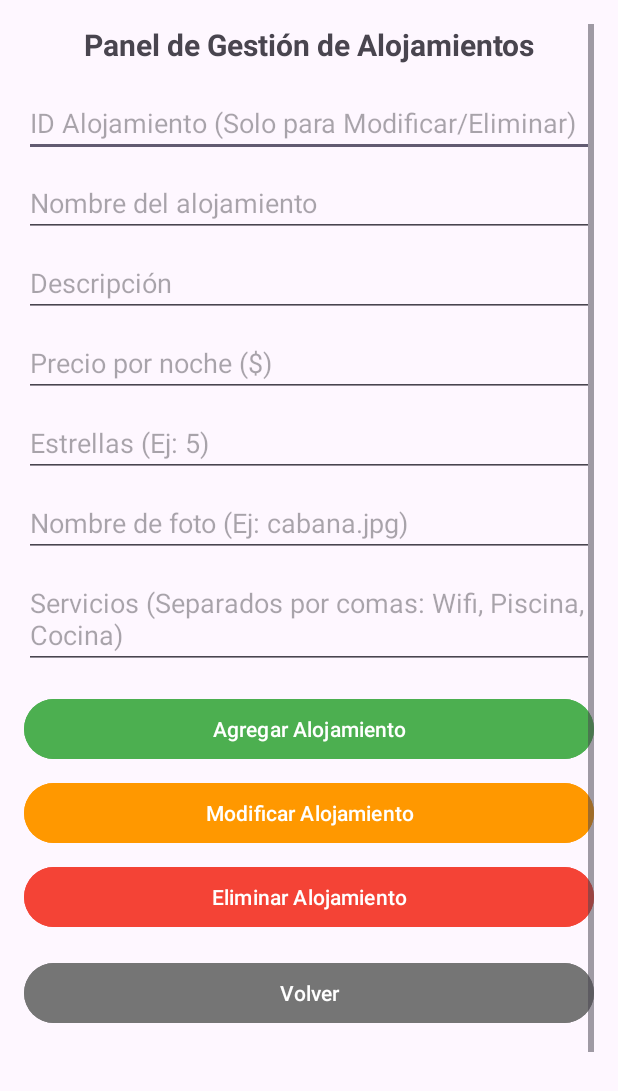
After one commit to arancibia32/Pipabnb, an Android app: the GestionAlojamientoActivity screen opened directly, with no data from a screen before it, on a phone screen of 412 x 824 dp. The commit adds this screen. Shown: the top 1091 px of the screen. Run offline under Robolectric (Android 15) with nearby library versions, the phone set to English and light mode, and no system bars; our stand-ins replace Firebase (no records; nobody signed in at launch, a user with empty details on screens opened directly).

Commit message:
Detalles para mejorar el DAO

```diff
--- a/app/src/main/AndroidManifest.xml
+++ b/app/src/main/AndroidManifest.xml
@@ -28,6 +28,12 @@ xmlns:tools="http://schemas.android.com/tools">
         android:name=".Pantalla_principal"
         android:exported="false" />
 
+    <activity
+        android:name=".GestionAlojamientoActivity"
+        android:exported="false" />
+
+
+
 
     <activity
         android:name=".MainActivity"
--- /dev/null
+++ b/app/src/main/java/com/example/pipabnb/GestionAlojamientoActivity.java
@@ -0,0 +1,187 @@
+package com.example.pipabnb;
+
+import android.os.Bundle;
+import android.text.TextUtils;
+import android.util.Log;
+import android.widget.Button;
+import android.widget.EditText;
+import android.widget.Toast;
+
+import androidx.appcompat.app.AlertDialog;
+import androidx.appcompat.app.AppCompatActivity;
+import androidx.recyclerview.widget.LinearLayoutManager;
+import androidx.recyclerview.widget.RecyclerView;
+
+import com.example.pipabnb.models.Alojamiento;
+import com.example.pipabnb.models.AlojamientoDAO;
+import com.google.firebase.database.DataSnapshot;
+import com.google.firebase.database.DatabaseError;
+import com.google.firebase.database.ValueEventListener;
+
+import java.util.ArrayList;
+
+public class GestionAlojamientoActivity extends AppCompatActivity {
+
+    private EditText inputId, inputNombre, inputDescripcion, inputPrecio, inputEstrellas, inputFoto, inputServicios;
+    private Button btnAgregar, btnModificar, btnEliminar, btnVolver;
+    private AlojamientoDAO alojamientoDAO;
+
+    // Variables para listar los alojamientos abajo del formulario [1.1.1]
+    private RecyclerView recyclerGestion;
+    private ArrayList<Alojamiento> listaAlojamientos;
+    private AlojamientoAdapter adapter;
+
+    @Override
+    protected void onCreate(Bundle savedInstanceState) {
+        super.onCreate(savedInstanceState);
+        setContentView(R.layout.activity_gestion_alojamiento);
+
+        alojamientoDAO = new AlojamientoDAO();
+
+        // Vinculamos vistas [1.1.1]
+        inputId = findViewById(R.id.inputId);
+        inputNombre = findViewById(R.id.inputNombre);
+        inputDescripcion = findViewById(R.id.inputDescripcion);
+        inputPrecio = findViewById(R.id.inputPrecio);
+        inputEstrellas = findViewById(R.id.inputEstrellas);
+        inputFoto = findViewById(R.id.inputFoto);
+        inputServicios = findViewById(R.id.inputServicios);
+
+        btnAgregar = findViewById(R.id.btnAgregar);
+        btnModificar = findViewById(R.id.btnModificar);
+        btnEliminar = findViewById(R.id.btnEliminar);
+        btnVolver = findViewById(R.id.btnVolver);
+
+        // 1. Inicializamos el RecyclerView de abajo en el onCreate [1.1.1]
+        recyclerGestion = findViewById(R.id.recyclerGestion);
+        recyclerGestion.setLayoutManager(new LinearLayoutManager(this));
+
+        listaAlojamientos = new ArrayList<>();
+        adapter = new AlojamientoAdapter(listaAlojamientos);
+        recyclerGestion.setAdapter(adapter);
+
+        // 2. Escuchamos de Firebase en tiempo real para poblar la lista [1.1.1]
+        alojamientoDAO.obtenerAlojamientos(new ValueEventListener() {
+            @Override
+            public void onDataChange(DataSnapshot snapshot) {
+                listaAlojamientos.clear();
+                for (DataSnapshot postSnapshot : snapshot.getChildren()) {
+                    Alojamiento alojamiento = postSnapshot.getValue(Alojamiento.class);
+                    if (alojamiento != null) {
+                        listaAlojamientos.add(alojamiento);
+                    }
+                }
+                adapter.notifyDataSetChanged(); // Actualiza la lista automáticamente [1.1.1]
+            }
+
+            @Override
+            public void onCancelled(DatabaseError error) {
+                Log.e("FirebaseTest", "Error al cargar alojamientos", error.toException());
+            }
+        });
+
+        btnVolver.setOnClickListener(v -> finish());
+
+        // 1. CREATE (Agregar)
+        btnAgregar.setOnClickListener(v -> {
+            String nombre = inputNombre.getText().toString().trim();
+            String desc = inputDescripcion.getText().toString().trim();
+            String precioStr = inputPrecio.getText().toString().trim();
+            String estrellasStr = inputEstrellas.getText().toString().trim();
+            String foto = inputFoto.getText().toString().trim();
+
+            if (nombre.isEmpty() || desc.isEmpty() || precioStr.isEmpty() || estrellasStr.isEmpty() || foto.isEmpty()) {
+                Toast.makeText(this, "Complete todos los campos", Toast.LENGTH_SHORT).show();
+                return;
+            }
+
+            Alojamiento nuevo = new Alojamiento(null, nombre, desc, Integer.parseInt(estrellasStr), false, Double.parseDouble(precioStr), foto);
+            nuevo.setServicios(convertirTextoALista(inputServicios.getText().toString()));
+
+            alojamientoDAO.guardarAlojamiento(nuevo);
+            Toast.makeText(this, "Alojamiento creado", Toast.LENGTH_SHORT).show();
+            limpiarCampos();
+        });
+
+        // 2. UPDATE (Modificar)
+        btnModificar.setOnClickListener(v -> {
+            String id = inputId.getText().toString().trim();
+            String nombre = inputNombre.getText().toString().trim();
+            String desc = inputDescripcion.getText().toString().trim();
+            String precioStr = inputPrecio.getText().toString().trim();
+            String estrellasStr = inputEstrellas.getText().toString().trim();
+            String foto = inputFoto.getText().toString().trim();
+
+            if (id.isEmpty()) {
+                Toast.makeText(this, "Ingrese el ID para modificar", Toast.LENGTH_SHORT).show();
+                return;
+            }
+
+            Alojamiento editado = new Alojamiento(id, nombre, desc, Integer.parseInt(estrellasStr), false, Double.parseDouble(precioStr), foto);
+            editado.setServicios(convertirTextoALista(inputServicios.getText().toString()));
+
+            alojamientoDAO.actualizarAlojamiento(editado);
+            Toast.makeText(this, "Alojamiento modificado", Toast.LENGTH_SHORT).show();
+            limpiarCampos();
+        });
+
+        // 3. DELETE (Eliminar)
+        btnEliminar.setOnClickListener(v -> {
+            String id = inputId.getText().toString().trim();
+
+            if (id.isEmpty()) {
+                Toast.makeText(this, "Ingrese el ID para eliminar", Toast.LENGTH_SHORT).show();
+                return;
+            }
+
+            new AlertDialog.Builder(this)
+                    .setTitle("Eliminar Alojamiento")
+                    .setMessage("¿Estás seguro de que deseas eliminar este alojamiento?")
+                    .setPositiveButton("Sí, eliminar", (dialog, which) -> {
+                        alojamientoDAO.eliminarAlojamiento(id);
+                        Toast.makeText(this, "Eliminado con éxito", Toast.LENGTH_SHORT).show();
+                        limpiarCampos();
+                    })
+                    .setNegativeButton("Cancelar", null)
+                    .show();
+        });
+    }
+
+    // Método que llama el adaptador para rellenar el formulario de arriba [1.1.1]
+    public void cargarDatosAlojamiento(Alojamiento alojamiento) {
+        inputId.setText(alojamiento.getId());
+        inputNombre.setText(alojamiento.getNombre());
+        inputDescripcion.setText(alojamiento.getDescripcion());
+        inputPrecio.setText(String.valueOf(alojamiento.getPrecio()));
+        inputEstrellas.setText(String.valueOf(alojamiento.getEstrellas()));
+        inputFoto.setText(alojamiento.getFoto());
+
+        if (alojamiento.getServicios() != null) {
+            inputServicios.setText(TextUtils.join(", ", alojamiento.getServicios()));
+        } else {
+            inputServicios.setText("");
+        }
+    }
+
+    private ArrayList<String> convertirTextoALista(String texto) {
+        ArrayList<String> lista = new ArrayList<>();
+        if (!texto.trim().isEmpty()) {
+            for (String s : texto.split(",")) {
+                if (!s.trim().isEmpty()) {
+                    lista.add(s.trim());
+                }
+            }
+        }
+        return lista;
+    }
+
+    private void limpiarCampos() {
+        inputId.setText("");
+        inputNombre.setText("");
+        inputDescripcion.setText("");
+        inputPrecio.setText("");
+        inputEstrellas.setText("");
+        inputFoto.setText("");
+        inputServicios.setText("");
+    }
+}
--- /dev/null
+++ b/app/src/main/res/layout/activity_gestion_alojamiento.xml
@@ -0,0 +1,116 @@
+<?xml version="1.0" encoding="utf-8"?>
+<ScrollView xmlns:android="http://schemas.android.com/apk/res/android"
+    android:layout_width="match_parent"
+    android:layout_height="match_parent"
+    android:padding="16dp">
+
+    <LinearLayout
+        android:layout_width="match_parent"
+        android:layout_height="wrap_content"
+        android:orientation="vertical">
+
+        <TextView
+            android:layout_width="match_parent"
+            android:layout_height="wrap_content"
+            android:text="Panel de Gestión de Alojamientos"
+            android:textSize="20sp"
+            android:textStyle="bold"
+            android:gravity="center"
+            android:layout_marginBottom="16dp"/>
+
+        <EditText
+            android:id="@+id/inputId"
+            android:layout_width="match_parent"
+            android:layout_height="wrap_content"
+            android:hint="ID Alojamiento (Solo para Modificar/Eliminar)"
+            android:layout_marginBottom="8dp"/>
+
+        <EditText
+            android:id="@+id/inputNombre"
+            android:layout_width="match_parent"
+            android:layout_height="wrap_content"
+            android:hint="Nombre del alojamiento"
+            android:layout_marginBottom="8dp"/>
+
+        <EditText
+            android:id="@+id/inputDescripcion"
+            android:layout_width="match_parent"
+            android:layout_height="wrap_content"
+            android:hint="Descripción"
+            android:layout_marginBottom="8dp"/>
+
+        <EditText
+            android:id="@+id/inputPrecio"
+            android:layout_width="match_parent"
+            android:layout_height="wrap_content"
+            android:hint="Precio por noche ($)"
+            android:inputType="numberDecimal"
+            android:layout_marginBottom="8dp"/>
+
+        <EditText
+            android:id="@+id/inputEstrellas"
+            android:layout_width="match_parent"
+            android:layout_height="wrap_content"
+            android:hint="Estrellas (Ej: 5)"
+            android:inputType="number"
+            android:layout_marginBottom="8dp"/>
+
+        <EditText
+            android:id="@+id/inputFoto"
+            android:layout_width="match_parent"
+            android:layout_height="wrap_content"
+            android:hint="Nombre de foto (Ej: cabana.jpg)"
+            android:layout_marginBottom="8dp"/>
+
+        <!-- NUEVO CAMPO AGREGADO -->
+        <EditText
+            android:id="@+id/inputServicios"
+            android:layout_width="match_parent"
+            android:layout_height="wrap_content"
+            android:hint="Servicios (Separados por comas: Wifi, Piscina, Cocina)"
+            android:layout_marginBottom="16dp"/>
+
+        <Button
+            android:id="@+id/btnAgregar"
+            android:layout_width="match_parent"
+            android:layout_height="wrap_content"
+            android:text="Agregar Alojamiento"
+            android:backgroundTint="#4CAF50"
+            android:textColor="#FFFFFF"
+            android:layout_marginBottom="8dp"/>
+
+        <Button
+            android:id="@+id/btnModificar"
+            android:layout_width="match_parent"
+            android:layout_height="wrap_content"
+            android:text="Modificar Alojamiento"
+            android:backgroundTint="#FF9800"
+            android:textColor="#FFFFFF"
+            android:layout_marginBottom="8dp"/>
+
+        <Button
+            android:id="@+id/btnEliminar"
+            android:layout_width="match_parent"
+            android:layout_height="wrap_content"
+            android:text="Eliminar Alojamiento"
+            android:backgroundTint="#F44336"
+            android:textColor="#FFFFFF"
+            android:layout_marginBottom="16dp"/>
+
+        <Button
+            android:id="@+id/btnVolver"
+            android:layout_width="match_parent"
+            android:layout_height="wrap_content"
+            android:text="Volver"
+            android:backgroundTint="#757575"
+            android:textColor="#FFFFFF"/>
+
+        <androidx.recyclerview.widget.RecyclerView
+            android:id="@+id/recyclerGestion"
+            android:layout_width="match_parent"
+            android:layout_height="250dp"
+            android:layout_marginTop="16dp"/>
+
+
+    </LinearLayout>
+</ScrollView>
```
Also changed, not shown: app/src/main/java/com/example/pipabnb/Alojamiento.java (deleted, +0 -28 lines), app/src/main/java/com/example/pipabnb/AlojamientoAdapter.java (+17 -19 lines), app/src/main/java/com/example/pipabnb/DetalleAlojamientoActivity.java (+10 -0 lines), app/src/main/java/com/example/pipabnb/MainActivity.java (+16 -18 lines), app/src/main/java/com/example/pipabnb/models/Alojamiento.java (+21 -8 lines), app/src/main/res/layout/detalle_alojamiento.xml (+2 -9 lines).
